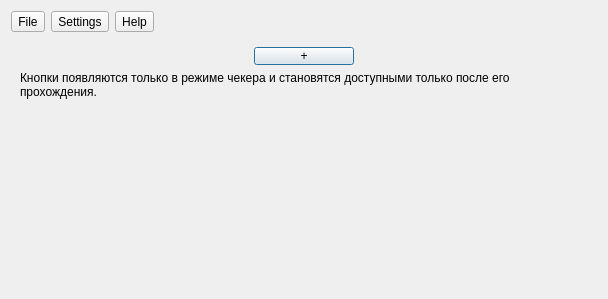
Above: resources/dialog.ui from alexcubor/automatizator before the change. Below: the same form after it.
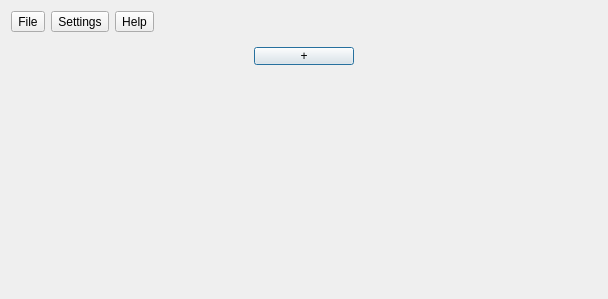
That is the form after the change.

Commit message: Add widget buttons to editor.py

Diff of the .ui file:
```diff
--- a/resources/dialog.ui
+++ b/resources/dialog.ui
@@ -103,22 +103,6 @@
          </property>
         </layout>
        </item>
-       <item>
-        <widget class="QLabel" name="buttons_info">
-         <property name="text">
-          <string>Кнопки появляются только в режиме чекера и становятся доступными только после его прохождения.</string>
-         </property>
-         <property name="textFormat">
-          <enum>Qt::AutoText</enum>
-         </property>
-         <property name="scaledContents">
-          <bool>false</bool>
-         </property>
-         <property name="wordWrap">
-          <bool>true</bool>
-         </property>
-        </widget>
-       </item>
        <item>
         <layout class="QVBoxLayout" name="layout_buttons"/>
        </item>
```
The commit also changes 7 other files.
